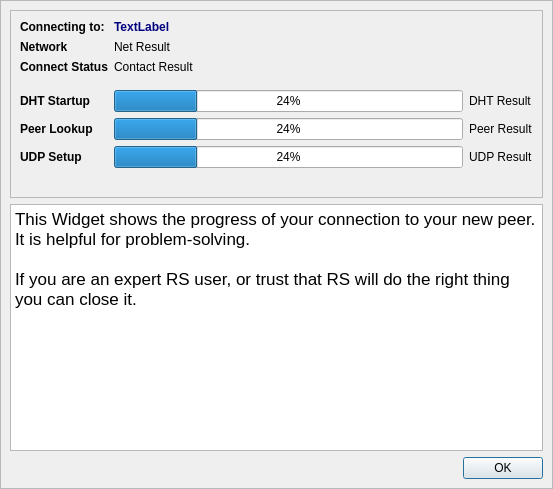
Qt form retroshare-gui/src/gui/connect/ConnectProgressDialog.ui (RetroShare/RetroShare) before a commit.
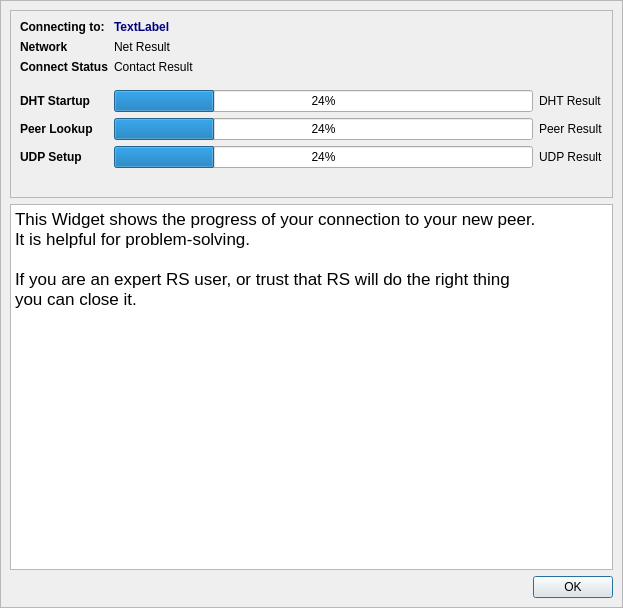
The same form after that commit. Icons and pictures are not drawn. Custom widgets are drawn as their Qt base class.

Commit message: fixed connectProgressDialog for hidden nodes

```diff
--- a/retroshare-gui/src/gui/connect/ConnectProgressDialog.ui
+++ b/retroshare-gui/src/gui/connect/ConnectProgressDialog.ui
@@ -6,8 +6,8 @@
    <rect>
     <x>0</x>
     <y>0</y>
-    <width>553</width>
-    <height>489</height>
+    <width>623</width>
+    <height>608</height>
    </rect>
   </property>
   <property name="windowTitle">
@@ -283,10 +283,10 @@
          <string>&lt;!DOCTYPE HTML PUBLIC &quot;-//W3C//DTD HTML 4.0//EN&quot; &quot;http://www.w3.org/TR/REC-html40/strict.dtd&quot;&gt;
 &lt;html&gt;&lt;head&gt;&lt;meta name=&quot;qrichtext&quot; content=&quot;1&quot; /&gt;&lt;style type=&quot;text/css&quot;&gt;
 p, li { white-space: pre-wrap; }
-&lt;/style&gt;&lt;/head&gt;&lt;body style=&quot; font-family:'MS Shell Dlg 2'; font-size:8.25pt; font-weight:400; font-style:normal;&quot;&gt;
+&lt;/style&gt;&lt;/head&gt;&lt;body style=&quot; font-family:'Sans'; font-size:9pt; font-weight:400; font-style:normal;&quot;&gt;
 &lt;p style=&quot; margin-top:0px; margin-bottom:0px; margin-left:0px; margin-right:0px; -qt-block-indent:0; text-indent:0px;&quot;&gt;&lt;span style=&quot; font-family:'Lucida Grande'; font-size:13pt;&quot;&gt;This Widget shows the progress of your connection to your new peer.&lt;/span&gt;&lt;/p&gt;
 &lt;p style=&quot; margin-top:0px; margin-bottom:0px; margin-left:0px; margin-right:0px; -qt-block-indent:0; text-indent:0px;&quot;&gt;&lt;span style=&quot; font-family:'Lucida Grande'; font-size:13pt;&quot;&gt;It is helpful for problem-solving.&lt;/span&gt;&lt;/p&gt;
-&lt;p style=&quot;-qt-paragraph-type:empty; margin-top:0px; margin-bottom:0px; margin-left:0px; margin-right:0px; -qt-block-indent:0; text-indent:0px; font-family:'Lucida Grande'; font-size:13pt;&quot;&gt;&lt;/p&gt;
+&lt;p style=&quot;-qt-paragraph-type:empty; margin-top:0px; margin-bottom:0px; margin-left:0px; margin-right:0px; -qt-block-indent:0; text-indent:0px; font-family:'Lucida Grande'; font-size:13pt;&quot;&gt;&lt;br /&gt;&lt;/p&gt;
 &lt;p style=&quot; margin-top:0px; margin-bottom:0px; margin-left:0px; margin-right:0px; -qt-block-indent:0; text-indent:0px;&quot;&gt;&lt;span style=&quot; font-family:'Lucida Grande'; font-size:13pt;&quot;&gt;If you are an expert RS user, or trust that RS will do the right thing&lt;/span&gt;&lt;/p&gt;
 &lt;p style=&quot; margin-top:0px; margin-bottom:0px; margin-left:0px; margin-right:0px; -qt-block-indent:0; text-indent:0px;&quot;&gt;&lt;span style=&quot; font-family:'Lucida Grande'; font-size:13pt;&quot;&gt;you can close it.&lt;/span&gt;&lt;/p&gt;&lt;/body&gt;&lt;/html&gt;</string>
         </property>
```
Left out of the diff: 18 changed lines with no effect on the pictures. The commit also changes 2 other files.
